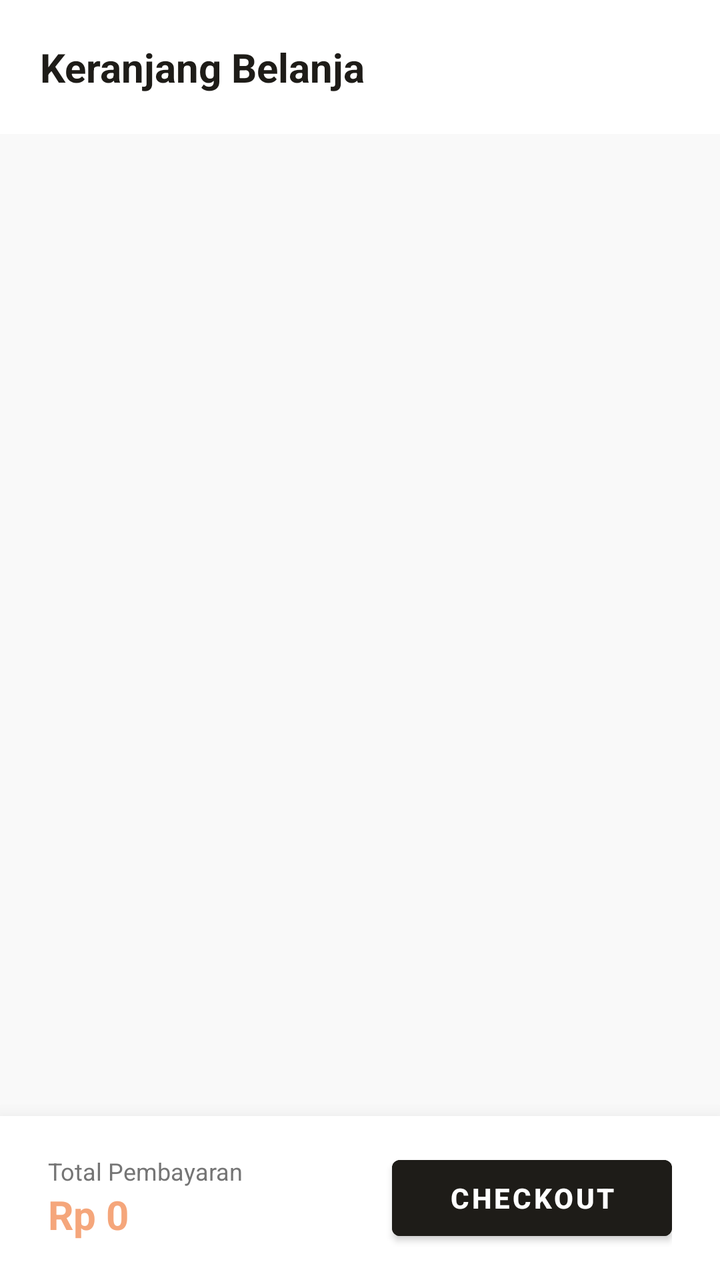
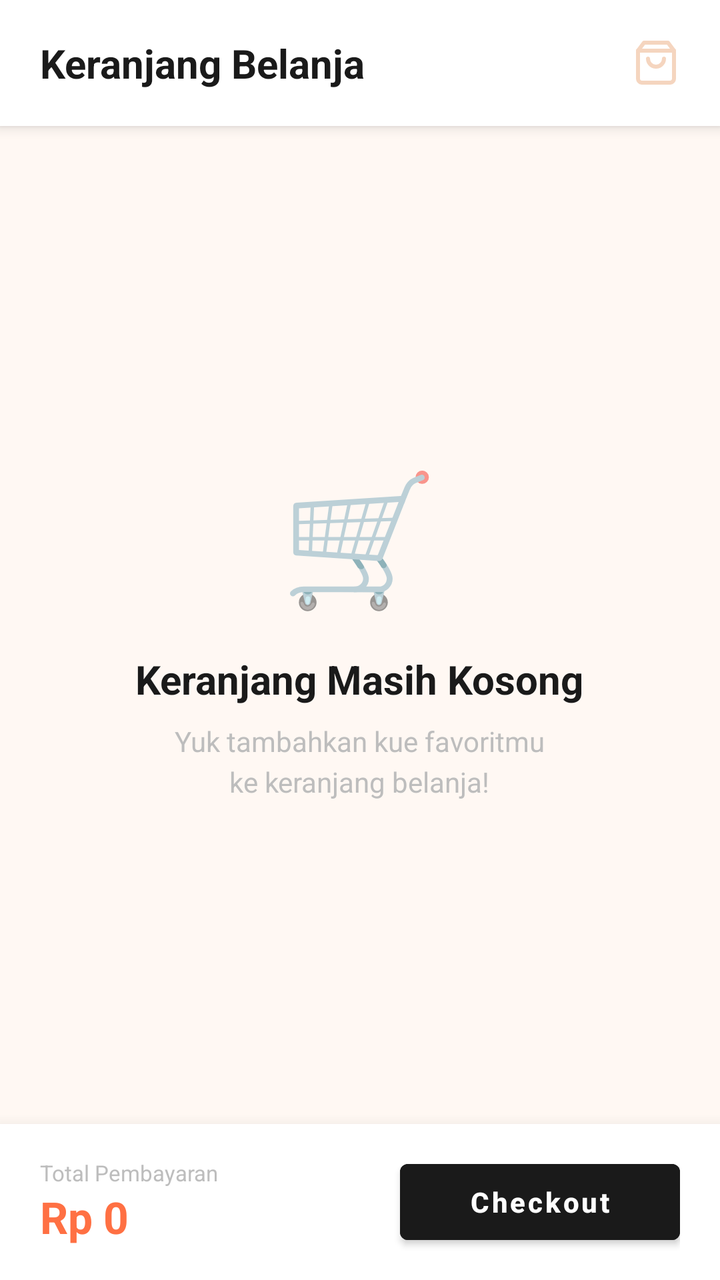

An Android layout rendered at two revisions. The XML below is the earlier revision; the diff shows what the commit changed to produce the second picture.
<!-- AndroidManifest.xml: application theme Theme.KueWeh -->
<!-- res/layout/fragment_keranjang.xml -->
<?xml version="1.0" encoding="utf-8"?>
<RelativeLayout xmlns:android="http://schemas.android.com/apk/res/android"
    android:layout_width="match_parent"
    android:layout_height="match_parent"
    android:background="#F9F9F9"> <LinearLayout
    android:id="@+id/tvHeaderKeranjang"
    android:layout_width="match_parent"
    android:layout_height="wrap_content"
    android:background="#F9F9F9"
    android:fitsSystemWindows="true">

    <LinearLayout
        android:layout_width="match_parent"
        android:layout_height="wrap_content"
        android:background="#FFFFFF"
        android:elevation="4dp"
        android:padding="20dp">

        <TextView
            android:layout_width="wrap_content"
            android:layout_height="wrap_content"
            android:text="Keranjang Belanja"
            android:textColor="#1E1C18"
            android:textSize="20sp"
            android:textStyle="bold" />
    </LinearLayout>
</LinearLayout>

    <androidx.recyclerview.widget.RecyclerView
        android:id="@+id/rvKeranjang"
        android:layout_width="match_parent"
        android:layout_height="match_parent"
        android:layout_above="@id/bottomKeranjangBar"
        android:layout_below="@id/tvHeaderKeranjang"
        android:clipToPadding="false"
        android:paddingHorizontal="16dp" />

    <LinearLayout
        android:id="@+id/bottomKeranjangBar"
        android:layout_width="match_parent"
        android:layout_height="wrap_content"
        android:layout_alignParentBottom="true"
        android:background="#FFFFFF"
        android:elevation="16dp"
        android:gravity="center_vertical"
        android:orientation="horizontal"
        android:paddingHorizontal="24dp"
        android:paddingVertical="16dp">

        <LinearLayout
            android:layout_width="0dp"
            android:layout_height="wrap_content"
            android:layout_weight="1"
            android:orientation="vertical">

            <TextView
                android:layout_width="wrap_content"
                android:layout_height="wrap_content"
                android:text="Total Pembayaran"
                android:textColor="#757575"
                android:textSize="12sp" />

            <TextView
                android:id="@+id/tvTotalHargaKeranjang"
                android:layout_width="wrap_content"
                android:layout_height="wrap_content"
                android:text="Rp 0"
                android:textColor="#F5A67B"
                android:textSize="20sp"
                android:textStyle="bold" />
        </LinearLayout>

        <Button
            android:id="@+id/btnCheckout"
            android:layout_width="140dp"
            android:layout_height="50dp"
            android:backgroundTint="#1E1C18"
            android:text="Checkout"
            android:textColor="#FFFFFF"
            android:textStyle="bold" />
    </LinearLayout>
</RelativeLayout>
<!-- resources referenced by this layout -->
<resources>
  <style name="Theme.KueWeh" parent="Theme.MaterialComponents.Light.NoActionBar">
          <item name="android:statusBarColor">@android:color/transparent</item>
  
          <item name="android:windowLightStatusBar">true</item>
      </style>
</resources>

<!-- the commit's change to res/layout/fragment_keranjang.xml (unified diff, before → after) -->
@@ -1,51 +1,114 @@
 <?xml version="1.0" encoding="utf-8"?>
-<RelativeLayout xmlns:android="http://schemas.android.com/apk/res/android"
+<androidx.constraintlayout.widget.ConstraintLayout
+    xmlns:android="http://schemas.android.com/apk/res/android"
+    xmlns:app="http://schemas.android.com/apk/res-auto"
     android:layout_width="match_parent"
     android:layout_height="match_parent"
-    android:background="#F9F9F9"> <LinearLayout
-    android:id="@+id/tvHeaderKeranjang"
-    android:layout_width="match_parent"
-    android:layout_height="wrap_content"
-    android:background="#F9F9F9"
-    android:fitsSystemWindows="true">
+    android:background="#FFF8F3">
 
+    
     <LinearLayout
-        android:layout_width="match_parent"
+        android:id="@+id/tvHeaderKeranjang"
+        android:layout_width="0dp"
         android:layout_height="wrap_content"
         android:background="#FFFFFF"
         android:elevation="4dp"
-        android:padding="20dp">
+        android:orientation="horizontal"
+        android:gravity="center_vertical"
+        android:paddingHorizontal="20dp"
+        android:paddingVertical="18dp"
+        android:fitsSystemWindows="true"
+        app:layout_constraintTop_toTopOf="parent"
+        app:layout_constraintStart_toStartOf="parent"
+        app:layout_constraintEnd_toEndOf="parent">
+
+        <TextView
+            android:layout_width="0dp"
+            android:layout_height="wrap_content"
+            android:layout_weight="1"
+            android:text="Keranjang Belanja"
+            android:textColor="#1A1A1A"
+            android:textSize="20sp"
+            android:textStyle="bold"/>
+
+        <ImageView
+            android:layout_width="24dp"
+            android:layout_height="24dp"
+            android:src="@drawable/ic_pesanan"
+            android:alpha="0.5"/>
+    </LinearLayout>
+
+    
+    <androidx.recyclerview.widget.RecyclerView
+        android:id="@+id/rvKeranjang"
+        android:layout_width="0dp"
+        android:layout_height="0dp"
+        android:clipToPadding="false"
+        android:paddingHorizontal="16dp"
+        android:paddingTop="8dp"
+        android:paddingBottom="8dp"
+        android:visibility="gone"
+        app:layout_constraintTop_toBottomOf="@id/tvHeaderKeranjang"
+        app:layout_constraintBottom_toTopOf="@id/bottomKeranjangBar"
+        app:layout_constraintStart_toStartOf="parent"
+        app:layout_constraintEnd_toEndOf="parent"/>
+
+    
+    <LinearLayout
+        android:id="@+id/emptyStateKeranjang"
+        android:layout_width="0dp"
+        android:layout_height="0dp"
+        android:orientation="vertical"
+        android:gravity="center"
+        android:paddingHorizontal="40dp"
+        android:visibility="visible"
+        app:layout_constraintTop_toBottomOf="@id/tvHeaderKeranjang"
+        app:layout_constraintBottom_toTopOf="@id/bottomKeranjangBar"
+        app:layout_constraintStart_toStartOf="parent"
+        app:layout_constraintEnd_toEndOf="parent">
 
         <TextView
             android:layout_width="wrap_content"
             android:layout_height="wrap_content"
-            android:text="Keranjang Belanja"
-            android:textColor="#1E1C18"
+            android:text="🛒"
+            android:textSize="64sp"/>
+
+        <TextView
+            android:layout_width="wrap_content"
+            android:layout_height="wrap_content"
+            android:layout_marginTop="16dp"
+            android:text="Keranjang Masih Kosong"
+            android:textColor="#1A1A1A"
             android:textSize="20sp"
-            android:textStyle="bold" />
+            android:textStyle="bold"
+            android:gravity="center"/>
+
+        <TextView
+            android:layout_width="wrap_content"
+            android:layout_height="wrap_content"
+            android:layout_marginTop="8dp"
+            android:text="Yuk tambahkan kue favoritmu\nke keranjang belanja!"
+            android:textColor="#BDBDBD"
+            android:textSize="14sp"
+            android:gravity="center"
+            android:lineSpacingExtra="4dp"/>
+
     </LinearLayout>
-</LinearLayout>
 
-    <androidx.recyclerview.widget.RecyclerView
-        android:id="@+id/rvKeranjang"
-        android:layout_width="match_parent"
-        android:layout_height="match_parent"
-        android:layout_above="@id/bottomKeranjangBar"
-        android:layout_below="@id/tvHeaderKeranjang"
-        android:clipToPadding="false"
-        android:paddingHorizontal="16dp" />
-
+    
     <LinearLayout
         android:id="@+id/bottomKeranjangBar"
-        android:layout_width="match_parent"
+        android:layout_width="0dp"
         android:layout_height="wrap_content"
-        android:layout_alignParentBottom="true"
         android:background="#FFFFFF"
-        android:elevation="16dp"
+        android:elevation="12dp"
         android:gravity="center_vertical"
         android:orientation="horizontal"
-        android:paddingHorizontal="24dp"
-        android:paddingVertical="16dp">
+        android:paddingHorizontal="20dp"
+        android:paddingVertical="14dp"
+        app:layout_constraintBottom_toBottomOf="parent"
+        app:layout_constraintStart_toStartOf="parent"
+        app:layout_constraintEnd_toEndOf="parent">
 
         <LinearLayout
             android:layout_width="0dp"
@@ -57,26 +120,28 @@
                 android:layout_width="wrap_content"
                 android:layout_height="wrap_content"
                 android:text="Total Pembayaran"
-                android:textColor="#757575"
-                android:textSize="12sp" />
+                android:textColor="#BDBDBD"
+                android:textSize="11sp"/>
 
             <TextView
                 android:id="@+id/tvTotalHargaKeranjang"
                 android:layout_width="wrap_content"
                 android:layout_height="wrap_content"
                 android:text="Rp 0"
-                android:textColor="#F5A67B"
-                android:textSize="20sp"
-                android:textStyle="bold" />
+                android:textColor="#FF7043"
+                android:textSize="22sp"
+                android:textStyle="bold"/>
         </LinearLayout>
 
         <Button
             android:id="@+id/btnCheckout"
             android:layout_width="140dp"
             android:layout_height="50dp"
-            android:backgroundTint="#1E1C18"
+            android:backgroundTint="#1A1A1A"
             android:text="Checkout"
             android:textColor="#FFFFFF"
-            android:textStyle="bold" />
+            android:textStyle="bold"
+            android:textAllCaps="false"/>
     </LinearLayout>
-</RelativeLayout>
+
+</androidx.constraintlayout.widget.ConstraintLayout>
<!-- resource entries referenced after the edit -->
@@ -1,5 +1,33 @@
 <!-- resources referenced by this layout -->
 <resources>
+  <!-- drawable ic_pesanan (drawable) -->
+  <vector xmlns:android="http://schemas.android.com/apk/res/android"
+      android:width="24dp"
+      android:height="24dp"
+      android:viewportWidth="24"
+      android:viewportHeight="24">
+    <path
+        android:pathData="M6,2L3,6V20C3,20.53 3.211,21.039 3.586,21.414C3.961,21.789 4.47,22 5,22H19C19.53,22 20.039,21.789 20.414,21.414C20.789,21.039 21,20.53 21,20V6L18,2H6Z"
+        android:strokeLineJoin="round"
+        android:strokeWidth="2"
+        android:fillColor="#00000000"
+        android:strokeColor="#EBAB7F"
+        android:strokeLineCap="round"/>
+    <path
+        android:pathData="M3,6H21"
+        android:strokeLineJoin="round"
+        android:strokeWidth="2"
+        android:fillColor="#00000000"
+        android:strokeColor="#EBAB7F"
+        android:strokeLineCap="round"/>
+    <path
+        android:pathData="M16,10C16,11.061 15.579,12.078 14.828,12.828C14.078,13.579 13.061,14 12,14C10.939,14 9.922,13.579 9.172,12.828C8.421,12.078 8,11.061 8,10"
+        android:strokeLineJoin="round"
+        android:strokeWidth="2"
+        android:fillColor="#00000000"
+        android:strokeColor="#EBAB7F"
+        android:strokeLineCap="round"/>
+  </vector>
   <style name="Theme.KueWeh" parent="Theme.MaterialComponents.Light.NoActionBar">
           <item name="android:statusBarColor">@android:color/transparent</item>
   
